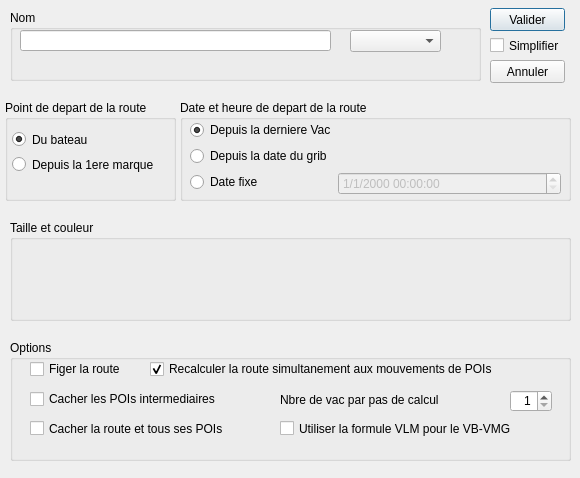
First picture: the form in src/Ui/Route_Editor.ui, repository nohal/qtVlm, before the edit.
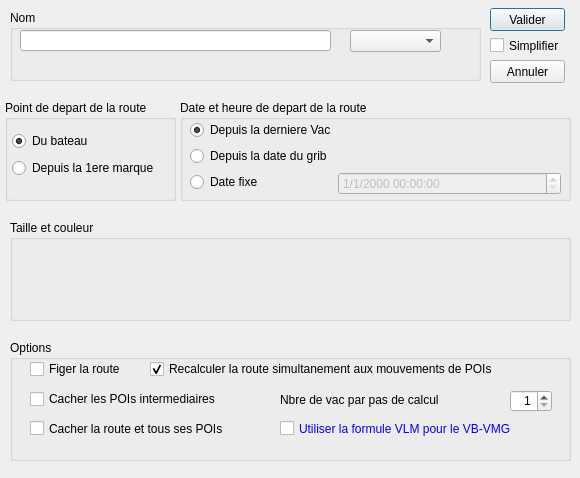
Second picture: the form after the edit.

Commit message: make vbvmg-vlm route option persistent turn in red boats on coast

Patch:
```diff
--- a/src/Ui/Route_Editor.ui
+++ b/src/Ui/Route_Editor.ui
@@ -190,6 +190,43 @@
        <height>17</height>
       </rect>
      </property>
+     <property name="palette">
+      <palette>
+       <active>
+        <colorrole role="WindowText">
+         <brush brushstyle="SolidPattern">
+          <color alpha="255">
+           <red>0</red>
+           <green>0</green>
+           <blue>255</blue>
+          </color>
+         </brush>
+        </colorrole>
+       </active>
+       <inactive>
+        <colorrole role="WindowText">
+         <brush brushstyle="SolidPattern">
+          <color alpha="255">
+           <red>0</red>
+           <green>0</green>
+           <blue>255</blue>
+          </color>
+         </brush>
+        </colorrole>
+       </inactive>
+       <disabled>
+        <colorrole role="WindowText">
+         <brush brushstyle="SolidPattern">
+          <color alpha="255">
+           <red>120</red>
+           <green>120</green>
+           <blue>120</blue>
+          </color>
+         </brush>
+        </colorrole>
+       </disabled>
+      </palette>
+     </property>
      <property name="text">
       <string>Utiliser la formule VLM pour le VB-VMG</string>
      </property>
@@ -237,7 +274,7 @@
        <x>10</x>
        <y>20</y>
        <width>371</width>
-       <height>75</height>
+       <height>78</height>
       </rect>
      </property>
      <layout class="QFormLayout" name="formLayout">
@@ -299,7 +336,7 @@
        <x>7</x>
        <y>30</y>
        <width>161</width>
-       <height>44</height>
+       <height>49</height>
       </rect>
      </property>
      <layout class="QVBoxLayout" name="verticalLayout_3">
```
The commit also changes 8 other files.
